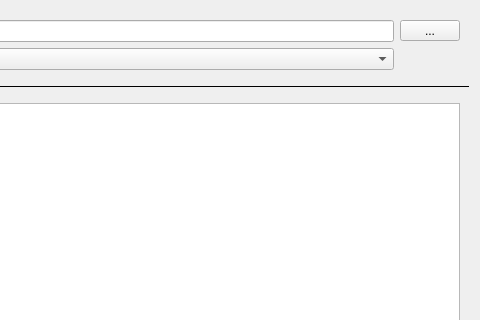
The window that ui/player.ui (yyamazaki933/rosbag_player) describes before a commit, drawn with Qt 5; both pictures show x 428 to 908 and y 0 to 320 of the 908 by 620 pixel window.
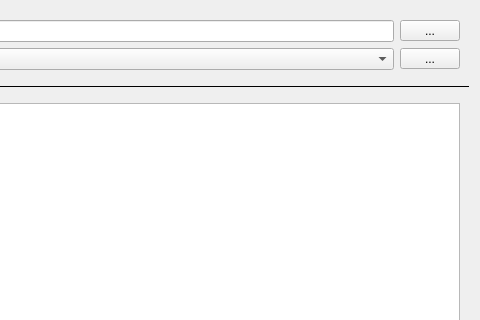
The same window after the commit.

```diff
--- a/ui/player.ui
+++ b/ui/player.ui
@@ -213,6 +213,19 @@
         </property>
        </widget>
       </item>
+      <item row="1" column="3">
+       <widget class="QToolButton" name="pb_path">
+        <property name="minimumSize">
+         <size>
+          <width>60</width>
+          <height>0</height>
+         </size>
+        </property>
+        <property name="text">
+         <string>...</string>
+        </property>
+       </widget>
+      </item>
      </layout>
     </widget>
    </item>
```
